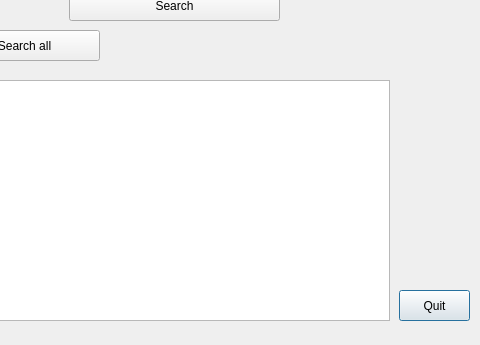
Qt form selectstudent.ui (awmleer/grade-management) before a commit; both pictures show x 161 to 641 and y 110 to 455 of the 641 by 455 pixel window.
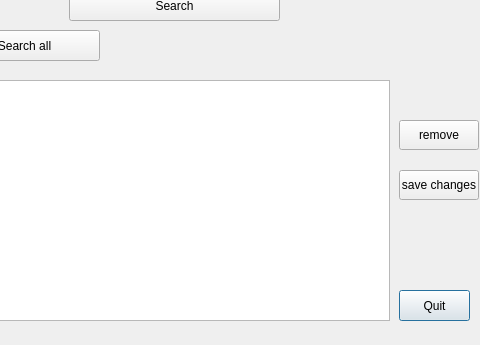
The same form after that commit.

The edit to the form file:
```diff
--- a/selectstudent.ui
+++ b/selectstudent.ui
@@ -167,6 +167,32 @@
     <string>Search all</string>
    </property>
   </widget>
+  <widget class="QPushButton" name="removeButtom">
+   <property name="geometry">
+    <rect>
+     <x>560</x>
+     <y>230</y>
+     <width>80</width>
+     <height>30</height>
+    </rect>
+   </property>
+   <property name="text">
+    <string>remove</string>
+   </property>
+  </widget>
+  <widget class="QPushButton" name="saveButton">
+   <property name="geometry">
+    <rect>
+     <x>560</x>
+     <y>280</y>
+     <width>80</width>
+     <height>30</height>
+    </rect>
+   </property>
+   <property name="text">
+    <string>save changes</string>
+   </property>
+  </widget>
  </widget>
  <resources/>
  <connections/>
```
